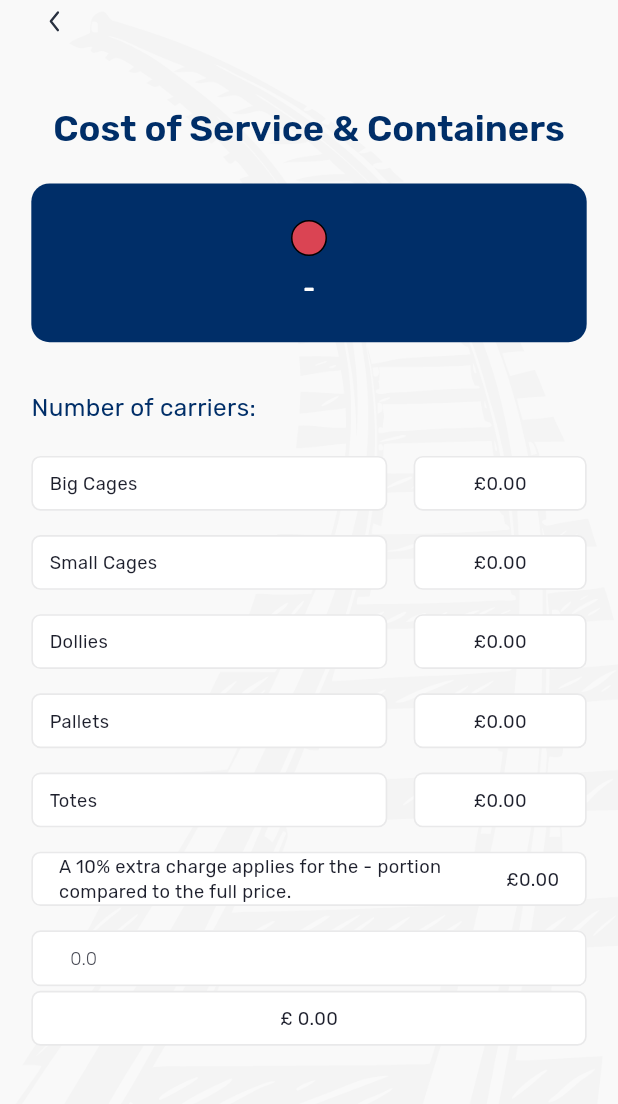
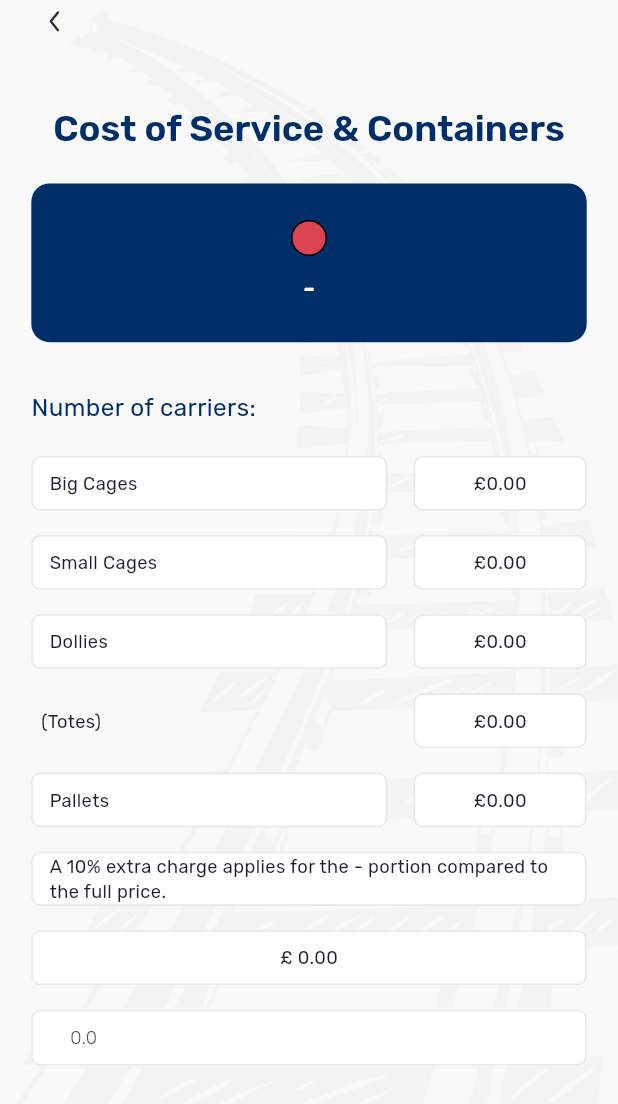
Before and after one commit to backbencherstudio/philread74, a Flutter app: the CostCalculationScreen screen opened by its route, on a phone screen of 412 x 824 dp. Shown: the top 1104 px of the screen. Run offline on Flutter 3.47's test engine with Material 3 defaults, Android fonts, the phone set to English and light mode, and no system bars; our stand-ins replace flutter_riverpod, flutter_screenutil, flutter_secure_storage, flutter_svg, fluttertoast, go_router and 3 more; missing offline and left inert: dart:ffi; accounts and stored records are empty.

Commit message:
fix: client issue solved

```diff
--- a/lib/features/carries_calculation_screen/Riverpod/carriesCalculation_provider.dart
+++ b/lib/features/carries_calculation_screen/Riverpod/carriesCalculation_provider.dart
@@ -18,7 +18,7 @@ final totalSpace = StateProvider<double>((ref){
   final smallCount = ref.watch(countController(2));
   final dollyCount = ref.watch(countController(3));
   final palletCount = ref.watch(countController(4));
-  final totesCount = ref.watch(countController(5));
+  final totesCount = dollyCount * 5;
 
   return 0.96*bigCount + 0.62*smallCount + 0.24*dollyCount + 1.2*palletCount + 3.02*totesCount;
 });
--- a/lib/features/carries_calculation_screen/widget/custom_container.dart
+++ b/lib/features/carries_calculation_screen/widget/custom_container.dart
@@ -8,13 +8,15 @@ class CustomContainer extends StatelessWidget {
   final String? text;
   final String? price;
   final bool? both;
+  final bool? isBold;
   const CustomContainer({
     super.key,
     required this.size,
     this.isCentered,
     this.price,
     this.text,
-    this.both
+    this.both,
+    this.isBold
   });
 
   @override
@@ -37,7 +39,7 @@ class CustomContainer extends StatelessWidget {
             width: 260.w,
               child: Text(text ?? "", style: style.bodyMedium?.copyWith(color: AppColors.containerTextColor, fontSize: 12.sp, fontWeight: FontWeight.w400))
           ),
-          Text("£$price" ?? "£0.0", style: style.bodyMedium?.copyWith(color: AppColors.containerTextColor, fontSize: 12.sp, fontWeight: FontWeight.w400)),
+          Text("£$price", style: style.bodyMedium?.copyWith(color: AppColors.containerTextColor, fontSize: 12.sp, fontWeight: FontWeight.w400)),
         ],
       ) : (text != null) ? Text(text ?? "", style: style.bodyMedium?.copyWith(color: AppColors.containerTextColor, fontSize: 12.sp, fontWeight: FontWeight.w400)) : Text("£$price", style: style.bodyMedium?.copyWith(color: AppColors.containerTextColor, fontSize: 12.sp, fontWeight: FontWeight.w400)),
     );
--- a/lib/features/cost_calculation_screen/presentation/cost_calculation_screen.dart
+++ b/lib/features/cost_calculation_screen/presentation/cost_calculation_screen.dart
@@ -53,7 +53,7 @@ class _CostCalculationScreenState extends State<CostCalculationScreen> {
               final smallCageFinalCost = (ref.read(smallCageCost.notifier).state * ref.read(countController(2).notifier).state).toStringAsFixed(2);
               final dollyFinalCost = (ref.read(dollyCost.notifier).state * ref.read(countController(3).notifier).state).toStringAsFixed(2);
               final palletFinalCost = (ref.read(palletCost.notifier).state * ref.read(countController(4).notifier).state).toStringAsFixed(2);
-              final totesFinalCost = (ref.read(totesCost.notifier).state * ref.read(countController(5).notifier).state).toStringAsFixed(2);
+              final totesFinalCost = (ref.read(totesCost.notifier).state * ref.read(countController(3).notifier).state * 5).toStringAsFixed(2);
 
               final netCost = ref.watch(totalCost);
               final disCost = ref.watch(discountProvider);
@@ -133,6 +133,14 @@ class _CostCalculationScreenState extends State<CostCalculationScreen> {
                   ),
                   SizedBox(height: 16.h,),
                   Row(
+                    mainAxisAlignment: MainAxisAlignment.spaceBetween,
+                    children: [
+                      Text("  (Totes)", style: style.bodyMedium?.copyWith(color: AppColors.containerTextColor, fontSize: 12.sp, fontWeight: FontWeight.w400),),
+                      CustomContainer(size: 3, text: "£$totesFinalCost", isCentered: true,)
+                    ],
+                  ),
+                  SizedBox(height: 16.h,),
+                  Row(
                     children: [
                       CustomContainer(size: 2, text: "Pallets",),
                       SizedBox(width: 16.w,),
@@ -140,15 +148,20 @@ class _CostCalculationScreenState extends State<CostCalculationScreen> {
                     ],
                   ),
                   SizedBox(height: 16.h,),
-                  Row(
-                    children: [
-                      CustomContainer(size: 2, text: "Totes",),
-                      SizedBox(width: 16.w,),
-                      CustomContainer(size: 3, text: "£$totesFinalCost", isCentered: true,)
-                    ],
+                  CustomContainer(size: 1, text: "A ${portionData["percentage"]}% extra charge applies for the ${portionData["title"]} portion compared to the full price."),
+                  SizedBox(height: 16.h,),
+                  //CustomContainer(size: 1, price: netCost.toStringAsFixed(2)),
+                  Container(
+                    width: double.maxFinite,
+                    height: 36.h,
+                    decoration: BoxDecoration(
+                      borderRadius: BorderRadius.circular(6.r),
+                      border: Border.all(width: 1.w, color: AppColors.onPrimary),
+                      color: AppColors.onSurface,
+                    ),
+                    alignment: Alignment.center,
+                    child: Text("£ ${(netCost * (1 + (portionData["percentage"] as int) / 100)).toStringAsFixed(2)}", style: style.bodyMedium!.copyWith(color: AppColors.containerTextColor, fontWeight: FontWeight.w400, fontSize: 12.sp),),
                   ),
-                  SizedBox(height: 16.h,),
-                  CustomContainer(size: 1, text: "A ${portionData["percentage"]}% extra charge applies for the ${portionData["title"]} portion compared to the full price.", price: netCost.toStringAsFixed(2), both: true,),
                   SizedBox(height: 16.h,),
                   TextFormField(
                     controller: discountController,
@@ -175,26 +188,9 @@ class _CostCalculationScreenState extends State<CostCalculationScreen> {
                     ),
                     onChanged: (val) {
                       double parsed = double.tryParse(val) ?? 0.0;
-                      if(parsed > netCost) {
-                        discountController.text = "";
-                      } else {
-                        ///discountController.text = parsed.toString();
-                        ref.read(discountProvider.notifier).state = parsed;
-                      }
+                      ref.read(discountProvider.notifier).state = parsed;
                     },
                   ),
-                  SizedBox(height: 3.h,),
-                  Container(
-                    width: double.maxFinite,
-                    height: 36.h,
-                    decoration: BoxDecoration(
-                      borderRadius: BorderRadius.circular(6.r),
-                      border: Border.all(width: 1.w, color: AppColors.onPrimary),
-                      color: AppColors.onSurface,
-                    ),
-                    alignment: Alignment.center,
-                    child: Text("£ ${(netCost-disCost).toStringAsFixed(2)}", style: style.bodyMedium!.copyWith(color: AppColors.containerTextColor, fontWeight: FontWeight.w400, fontSize: 12.sp),),
-                  )
                 ],
               );
             },
--- a/lib/features/login_screen/presentation/login_screen.dart
+++ b/lib/features/login_screen/presentation/login_screen.dart
@@ -36,7 +36,7 @@ class LoginScreen extends StatelessWidget {
                     SvgPicture.asset(AppIcons.logo),
                     SizedBox(height: 36.h),
                     Text(
-                      "Log in Data",
+                      "Login Data",
                       style: style.headlineSmall!.copyWith(
                         fontWeight: FontWeight.w500,
                         color: AppColors.primary,
@@ -55,7 +55,7 @@ class LoginScreen extends StatelessWidget {
                     Align(
                       alignment: Alignment.centerLeft,
                       child: Text(
-                        "Pay NO",
+                        "NTO Pay Number",
                         style: style.bodyMedium!.copyWith(
                           fontWeight: FontWeight.w400,
                           color: AppColors.primary,
@@ -94,7 +94,7 @@ class LoginScreen extends StatelessWidget {
                       title: "Login",
                       onTap: () {
                         if (passwordController.text.trim() == "Baby123" &&
-                            nameController.text.trim() == "VROOI") {
+                            nameController.text.trim() == "VR001") {
                           context.go(RouteName.carriageSelectionScreen);
                         } else {
                           Fluttertoast.showToast(
```
Also changed, not shown: lib/features/carries_calculation_screen/Riverpod/type_carry_cost.dart (+14 -1 lines), lib/features/carries_calculation_screen/presentation/carries_calculation_screen.dart (+10 -19 lines), lib/features/carries_calculation_screen/widget/custom_count_container.dart (+23 -9 lines), lib/features/carries_calculation_screen/widget/predefined_count_container.dart (added, +50 -0 lines).
